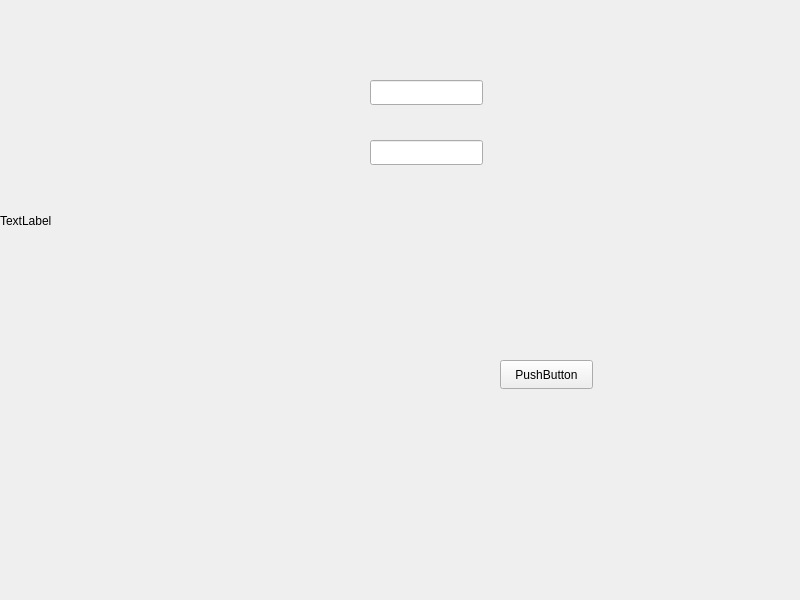
Before: the Qt Designer form login.ui in SHIDi233/DBMS, drawn with Qt 5.
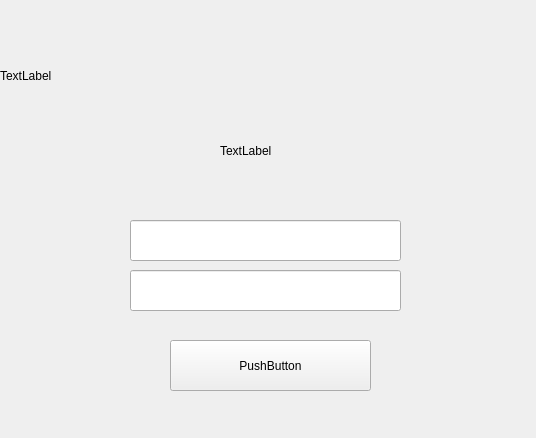
After: the same form once the commit is applied.

Commit message: login界面

Patch:
```diff
--- a/login.ui
+++ b/login.ui
@@ -6,8 +6,8 @@
    <rect>
     <x>0</x>
     <y>0</y>
-    <width>800</width>
-    <height>600</height>
+    <width>536</width>
+    <height>438</height>
    </rect>
   </property>
   <property name="windowTitle">
@@ -19,8 +19,8 @@
      <rect>
       <x>0</x>
       <y>0</y>
-      <width>321</width>
-      <height>441</height>
+      <width>531</width>
+      <height>151</height>
      </rect>
     </property>
     <property name="text">
@@ -30,10 +30,10 @@
    <widget class="QPushButton" name="pushButton">
     <property name="geometry">
      <rect>
-      <x>500</x>
-      <y>360</y>
-      <width>93</width>
-      <height>29</height>
+      <x>170</x>
+      <y>340</y>
+      <width>201</width>
+      <height>51</height>
      </rect>
     </property>
     <property name="text">
@@ -43,23 +43,36 @@
    <widget class="QLineEdit" name="lineEdit">
     <property name="geometry">
      <rect>
-      <x>370</x>
-      <y>80</y>
-      <width>113</width>
-      <height>25</height>
+      <x>130</x>
+      <y>270</y>
+      <width>271</width>
+      <height>41</height>
      </rect>
     </property>
    </widget>
    <widget class="QLineEdit" name="lineEdit_2">
     <property name="geometry">
      <rect>
-      <x>370</x>
-      <y>140</y>
-      <width>113</width>
-      <height>25</height>
+      <x>130</x>
+      <y>220</y>
+      <width>271</width>
+      <height>41</height>
      </rect>
     </property>
    </widget>
+   <widget class="QLabel" name="label_2">
+    <property name="geometry">
+     <rect>
+      <x>220</x>
+      <y>110</y>
+      <width>91</width>
+      <height>81</height>
+     </rect>
+    </property>
+    <property name="text">
+     <string>TextLabel</string>
+    </property>
+   </widget>
   </widget>
   <widget class="QMenuBar" name="menubar">
    <property name="geometry">
```
Left out of the diff: 2 changed lines with no effect on the pictures.
